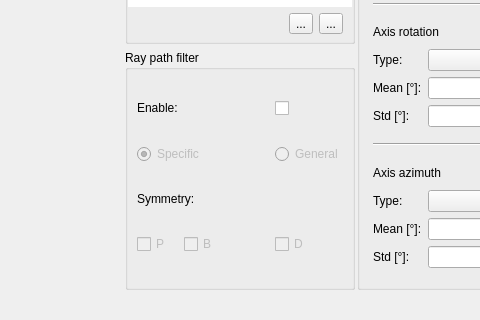
The window that cpp/FastHalo/mainwindow.ui (LoveDaisy/ice_halo_sim) describes before a commit, drawn with Qt 5; both pictures show x 136 to 616 and y 380 to 700 of the 1250 by 700 pixel window.
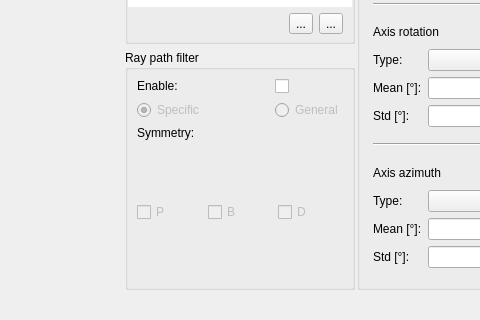
The same window after the commit.

What changed in the file:
```diff
--- a/cpp/FastHalo/mainwindow.ui
+++ b/cpp/FastHalo/mainwindow.ui
@@ -1349,44 +1349,37 @@
        <string>Ray path filter</string>
       </property>
       <layout class="QGridLayout" name="filterSettingLayout">
-       <item row="3" column="0">
-        <widget class="QCheckBox" name="symPCheckBox">
-         <property name="enabled">
-          <bool>false</bool>
+       <item row="2" column="0" colspan="3">
+        <widget class="QLabel" name="symmetryLabel">
+         <property name="sizePolicy">
+          <sizepolicy hsizetype="Preferred" vsizetype="Fixed">
+           <horstretch>0</horstretch>
+           <verstretch>0</verstretch>
+          </sizepolicy>
          </property>
          <property name="text">
-          <string>P</string>
+          <string>Symmetry:</string>
          </property>
         </widget>
        </item>
-       <item row="3" column="3">
-        <widget class="QCheckBox" name="symDCheckBox">
-         <property name="enabled">
-          <bool>false</bool>
-         </property>
-         <property name="text">
-          <string>D</string>
-         </property>
-        </widget>
-       </item>
-       <item row="1" column="3">
-        <widget class="QRadioButton" name="generalRadioButton">
-         <property name="enabled">
-          <bool>false</bool>
-         </property>
-         <property name="text">
-          <string>General</string>
-         </property>
-        </widget>
-       </item>
-       <item row="0" column="3">
+       <item row="0" column="2">
         <widget class="QCheckBox" name="filterEnableCheckBox">
          <property name="text">
           <string/>
          </property>
         </widget>
        </item>
-       <item row="1" column="0" colspan="3">
+       <item row="1" column="2">
+        <widget class="QRadioButton" name="generalRadioButton">
+         <property name="enabled">
+          <bool>false</bool>
+         </property>
+         <property name="text">
+          <string>General</string>
+         </property>
+        </widget>
+       </item>
+       <item row="1" column="0" colspan="2">
         <widget class="QRadioButton" name="specificRadioButton">
          <property name="enabled">
           <bool>false</bool>
@@ -1399,6 +1392,54 @@
          </property>
         </widget>
        </item>
+       <item row="3" column="0" colspan="3">
+        <widget class="QWidget" name="symCheckWidget" native="true">
+         <layout class="QHBoxLayout" name="horizontalLayout_3">
+          <property name="leftMargin">
+           <number>0</number>
+          </property>
+          <property name="topMargin">
+           <number>0</number>
+          </property>
+          <property name="rightMargin">
+           <number>0</number>
+          </property>
+          <property name="bottomMargin">
+           <number>0</number>
+          </property>
+          <item>
+           <widget class="QCheckBox" name="symPCheckBox">
+            <property name="enabled">
+             <bool>false</bool>
+            </property>
+            <property name="text">
+             <string>P</string>
+            </property>
+           </widget>
+          </item>
+          <item>
+           <widget class="QCheckBox" name="symBCheckBox">
+            <property name="enabled">
+             <bool>false</bool>
+            </property>
+            <property name="text">
+             <string>B</string>
+            </property>
+           </widget>
+          </item>
+          <item>
+           <widget class="QCheckBox" name="symDCheckBox">
+            <property name="enabled">
+             <bool>false</bool>
+            </property>
+            <property name="text">
+             <string>D</string>
+            </property>
+           </widget>
+          </item>
+         </layout>
+        </widget>
+       </item>
        <item row="0" column="0">
         <widget class="QLabel" name="filterEnableLabel">
          <property name="sizePolicy">
@@ -1412,29 +1453,6 @@
          </property>
         </widget>
        </item>
-       <item row="3" column="1">
-        <widget class="QCheckBox" name="symBCheckBox">
-         <property name="enabled">
-          <bool>false</bool>
-         </property>
-         <property name="text">
-          <string>B</string>
-         </property>
-        </widget>
-       </item>
-       <item row="2" column="0" colspan="4">
-        <widget class="QLabel" name="symmetryLabel">
-         <property name="sizePolicy">
-          <sizepolicy hsizetype="Preferred" vsizetype="Fixed">
-           <horstretch>0</horstretch>
-           <verstretch>0</verstretch>
-          </sizepolicy>
-         </property>
-         <property name="text">
-          <string>Symmetry:</string>
-         </property>
-        </widget>
-       </item>
       </layout>
      </widget>
     </item>
```
